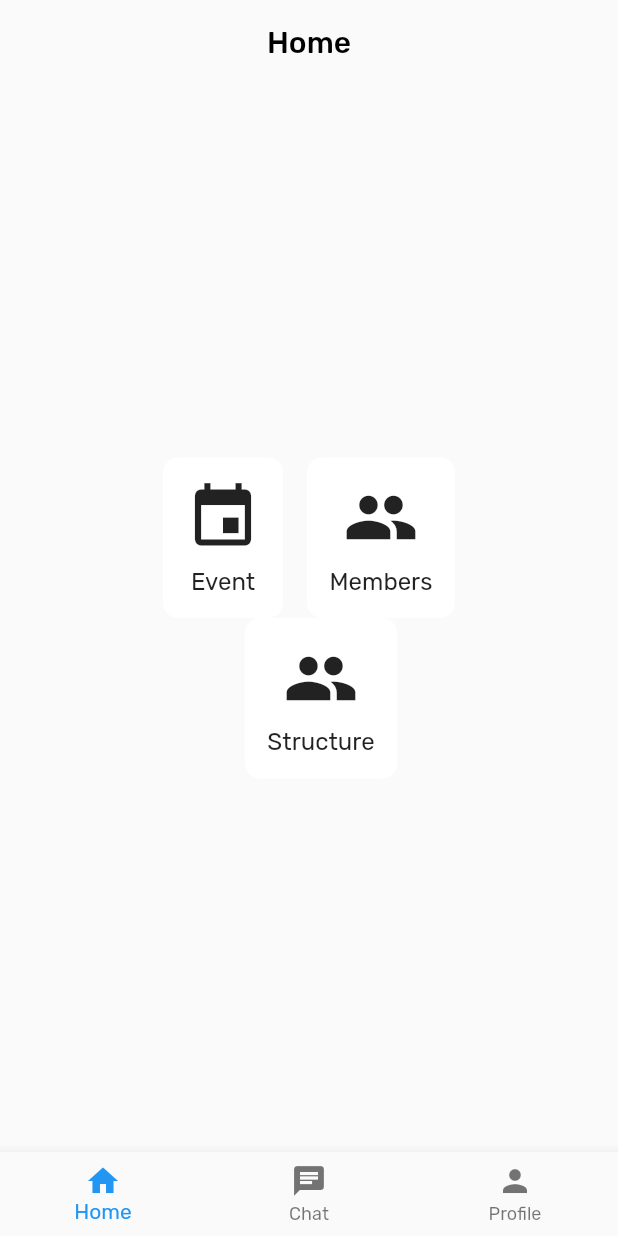
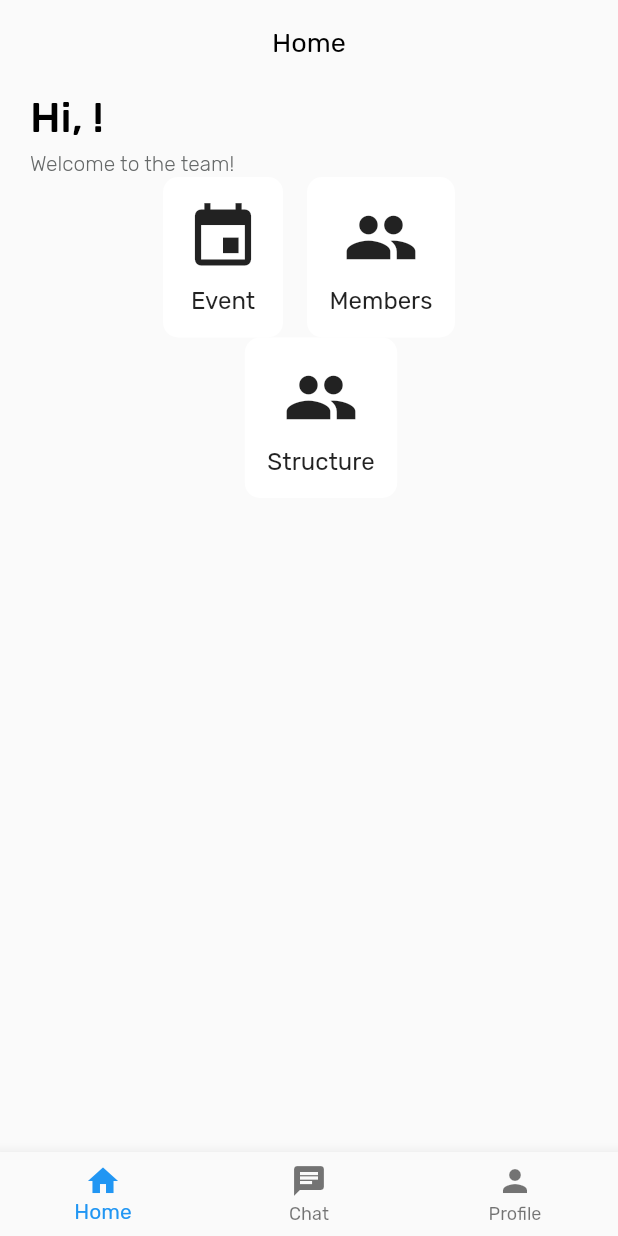
Before and after one commit to adambadruzz/mocap, a Flutter app: the screen it shows once a user with an empty profile is signed in, on a phone screen of 412 x 824 dp. Run offline on Flutter 3.47's test engine with Material 2 defaults, Android fonts, the light colour scheme and no system bars; our stand-ins replace cached_network_image, cloud_firestore, firebase_auth, firebase_core, firebase_messaging, firebase_storage and 4 more; accounts and stored records are empty.

Commit message:
minor change

```diff
--- a/lib/view/home_view.dart
+++ b/lib/view/home_view.dart
@@ -1,20 +1,43 @@
 import 'package:flutter/material.dart';
+import 'package:mocap/viewmodel/profile_viewmodel.dart';
 
 import '../constants.dart';
 import '../viewmodel/home_viemodel.dart';
 import '../viewmodel/navbar_viewmodel.dart';
 import 'navbar_view.dart';
 
-class HomeView extends StatelessWidget {
+class HomeView extends StatefulWidget {
   final HomeViewModel viewModel;
+  HomeView({Key? key, required this.viewModel}) : super(key: key);
+
+  @override
+  State<HomeView> createState() => _HomeViewState();
+}
+
+class _HomeViewState extends State<HomeView> {
   final NavigationBarViewModel _navBarViewModel = NavigationBarViewModel();
 
-  HomeView({Key? key, required this.viewModel}) : super(key: key);
+   final ProfileViewModel _profileViewModel = ProfileViewModel();
+
+   Map<String, dynamic> _userDetails = {};
+
+  @override
+  void initState() {
+    super.initState();
+    _fetchCurrentUser();
+  }
+
+  Future<void> _fetchCurrentUser() async {
+    final userDetails = await _profileViewModel.getCurrentUser();
+    setState(() {
+      _userDetails = userDetails;
+    });
+  }
 
   @override
   Widget build(BuildContext context) {
     return FutureBuilder<bool>(
-      future: viewModel.shouldShowCoursesMenu(),
+      future: widget.viewModel.shouldShowCoursesMenu(),
       builder: (BuildContext context, AsyncSnapshot<bool> snapshot) {
         if (snapshot.connectionState == ConnectionState.waiting) {
           return const CircularProgressIndicator();
@@ -28,13 +51,45 @@ class HomeView extends StatelessWidget {
               backgroundColor: Colors.transparent,
               elevation: 0,
               centerTitle: true,
-              title: const Text('Home', style: TextStyle(color: black)),
+              title: const Text('Home',
+                  style: TextStyle(
+                    color: black,
+                    fontSize: 18,
+                    fontWeight: FontWeight.w400,
+                  )),
               leading: null,
               actions: null,
             ),
-            body: Column(
-              mainAxisAlignment: MainAxisAlignment.center,
+            body: Padding(
+              padding: const EdgeInsets.fromLTRB(20, 6, 20, 0),
+              child: Column(
+                mainAxisAlignment: MainAxisAlignment.start,
                 children: [
+                  Row(
+                    children: [
+                      Text(
+                        'Hi, ${_userDetails['name']}!',
+                        style: const TextStyle(
+                          color: black,
+                          fontSize: 28,
+                          fontWeight: FontWeight.w500,
+                        ),
+                      ),
+                    ],
+                  ),
+                  const SizedBox(height: 6),
+                    const Row(
+                    children: [
+                      Text(
+                        'Welcome to the team!',
+                        style: TextStyle(
+                          color: lightBlack,
+                          fontSize: 14,
+                          fontWeight: FontWeight.w300,
+                        ),
+                      ),
+                    ],
+                  ),
                   Row(
                     mainAxisAlignment: MainAxisAlignment.center,
                     children: [
@@ -48,7 +103,7 @@ class HomeView extends StatelessWidget {
                           children: [
                             GestureDetector(
                               onTap: () {
-                              viewModel.navigateToEvent();
+                                widget.viewModel.navigateToEvent();
                               },
                               child: const Icon(
                                 Icons.event,
@@ -76,7 +131,7 @@ class HomeView extends StatelessWidget {
                           children: [
                             GestureDetector(
                               onTap: () {
-                              viewModel.navigateToMembers();
+                                widget.viewModel.navigateToMembers();
                               },
                               child: const Icon(
                                 Icons.people,
@@ -102,7 +157,7 @@ class HomeView extends StatelessWidget {
                         const SizedBox(height: 16),
                         GestureDetector(
                           onTap: () {
-                          viewModel.navigateToCourses();
+                            widget.viewModel.navigateToCourses();
                           },
                           child: Container(
                             padding: const EdgeInsets.all(15),
@@ -139,7 +194,7 @@ class HomeView extends StatelessWidget {
                           children: [
                             GestureDetector(
                               onTap: () {
-                              viewModel.navigateToStructure();
+                                widget.viewModel.navigateToStructure();
                               },
                               child: const Icon(
                                 Icons.group,
@@ -159,7 +214,7 @@ class HomeView extends StatelessWidget {
                     ],
                   ),
                   FutureBuilder<bool>(
-                  future: viewModel.isUserAdmin(),
+                    future: widget.viewModel.isUserAdmin(),
                     builder:
                         (BuildContext context, AsyncSnapshot<bool> snapshot) {
                       if (snapshot.connectionState == ConnectionState.waiting) {
@@ -171,7 +226,7 @@ class HomeView extends StatelessWidget {
 
                         return GestureDetector(
                           onTap: () {
-                          viewModel.navigateToAccess();
+                            widget.viewModel.navigateToAccess();
                           },
                           child: Visibility(
                             visible: isAdmin,
@@ -204,6 +259,7 @@ class HomeView extends StatelessWidget {
                   ),
                 ],
               ),
+            ),
             bottomNavigationBar: NavBarView(
               viewModel: _navBarViewModel,
             ),
```
Lines whose indentation alone changed are shown as unchanged.
